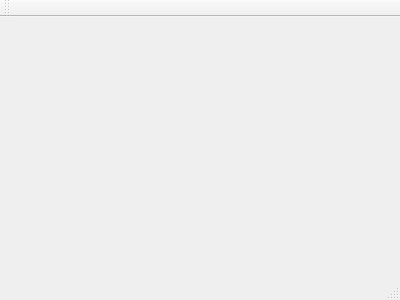
Before: the Qt Designer form Scan3D/mainwindow.ui in MarlonKuqi/Scan3D, drawn with Qt 5.
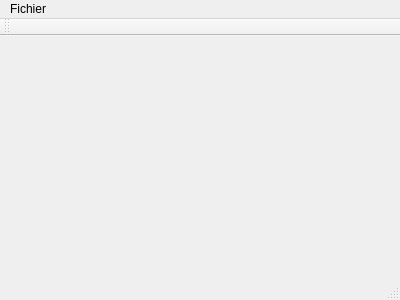
After: the same form once the commit is applied.

Patch:
```diff
--- a/Scan3D/mainwindow.ui
+++ b/Scan3D/mainwindow.ui
@@ -12,13 +12,40 @@
   <property name="windowTitle" >
    <string>MainWindow</string>
   </property>
-  <widget class="QMenuBar" name="menuBar" />
-  <widget class="QToolBar" name="mainToolBar" />
-  <widget class="QWidget" name="centralWidget" />
-  <widget class="QStatusBar" name="statusBar" />
+  <widget class="QWidget" name="centralWidget"/>
+  <widget class="QMenuBar" name="menuBar">
+   <property name="geometry">
+    <rect>
+     <x>0</x>
+     <y>0</y>
+     <width>400</width>
+     <height>17</height>
+    </rect>
+   </property>
+   <widget class="QMenu" name="menuFichier">
+    <property name="title">
+     <string>Fichier</string>
+    </property>
+    <addaction name="openFile"/>
+   </widget>
+   <addaction name="menuFichier"/>
+  </widget>
+  <widget class="QToolBar" name="mainToolBar">
+   <attribute name="toolBarArea">
+    <enum>TopToolBarArea</enum>
+   </attribute>
+   <attribute name="toolBarBreak">
+    <bool>false</bool>
+   </attribute>
+  </widget>
+  <widget class="QStatusBar" name="statusBar"/>
+  <action name="openFile">
+   <property name="text">
+    <string>Ouvrir un fichier...</string>
+   </property>
+  </action>
  </widget>
- <layoutDefault spacing="6" margin="11" />
- <pixmapfunction></pixmapfunction>
+ <layoutdefault spacing="6" margin="11"/>
  <resources/>
  <connections/>
 </ui>
```
Left out of the diff: 9 changed lines with no effect on the pictures.
